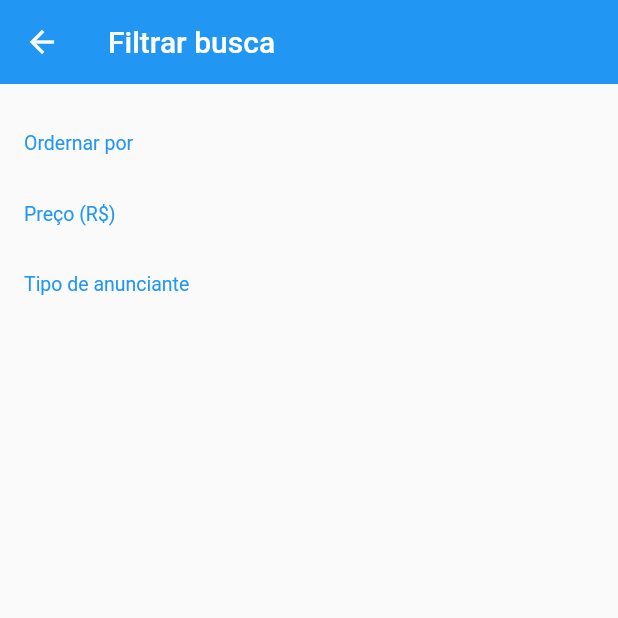
After one commit to MatheusMoreiraf/xlo-flutter, a Flutter app: the FilterScreen screen opened directly, on a phone screen of 412 x 824 dp, the top half of it. The commit adds this screen. Run offline on Flutter 3.47's test engine with Material 2 defaults, Android fonts, the phone set to English and light mode, and no system bars; our stand-ins replace rxdart.

Commit message:
Creating the Filters Screen

```diff
--- /dev/null
+++ b/lib/screens/filter/filter_screen.dart
@@ -0,0 +1,36 @@
+import 'package:flutter/material.dart';
+import 'package:xlo/screens/filter/widgets/section_title.dart';
+
+class FilterScreen extends StatefulWidget {
+  @override
+  _FilterScreenState createState() => _FilterScreenState();
+}
+
+class _FilterScreenState extends State<FilterScreen> {
+  final _formKey = GlobalKey<FormState>();
+
+  @override
+  Widget build(BuildContext context) {
+    return Scaffold(
+      appBar: AppBar(
+        elevation: 0,
+        title: const Text('Filtrar busca'),
+      ),
+      body: Stack(
+        children: <Widget>[
+          Form(
+            key: _formKey,
+            child: ListView(
+              padding: const EdgeInsets.all(16),
+              children: <Widget>[
+                const SectionTitle(title: "Ordernar por"),
+                const SectionTitle(title: "Preço (R\$)"),
+                const SectionTitle(title: "Tipo de anunciante"),
+              ],
+            ),
+          )
+        ],
+      ),
+    );
+  }
+}
--- /dev/null
+++ b/lib/screens/filter/widgets/section_title.dart
@@ -0,0 +1,22 @@
+import 'package:flutter/material.dart';
+
+class SectionTitle extends StatelessWidget {
+  const SectionTitle({@required this.title});
+
+  final String title;
+
+  @override
+  Widget build(BuildContext context) {
+    return Padding(
+      padding: const EdgeInsets.symmetric(vertical: 16),
+      child: Text(
+        title,
+        style: TextStyle(
+          color: Theme.of(context).primaryColor,
+          fontSize: 13,
+          fontWeight: FontWeight.w400,
+        ),
+      ),
+    );
+  }
+}
--- a/lib/screens/home/widgets/top_bar.dart
+++ b/lib/screens/home/widgets/top_bar.dart
@@ -1,4 +1,5 @@
 import 'package:flutter/material.dart';
+import 'package:xlo/screens/filter/filter_screen.dart';
 import 'package:xlo/screens/home/widgets/bar_button.dart';
 
 class TopBar extends StatelessWidget {
@@ -28,7 +29,13 @@ class TopBar extends StatelessWidget {
                 border: Border(
                   left: BorderSide(color: Colors.grey[400]),
                 )),
-            onPressed: () {},
+            onPressed: () {
+              Navigator.of(context).push(
+                MaterialPageRoute(
+                  builder: (context) => FilterScreen(),
+                ),
+              );
+            },
           ),
         ],
       ),
```
